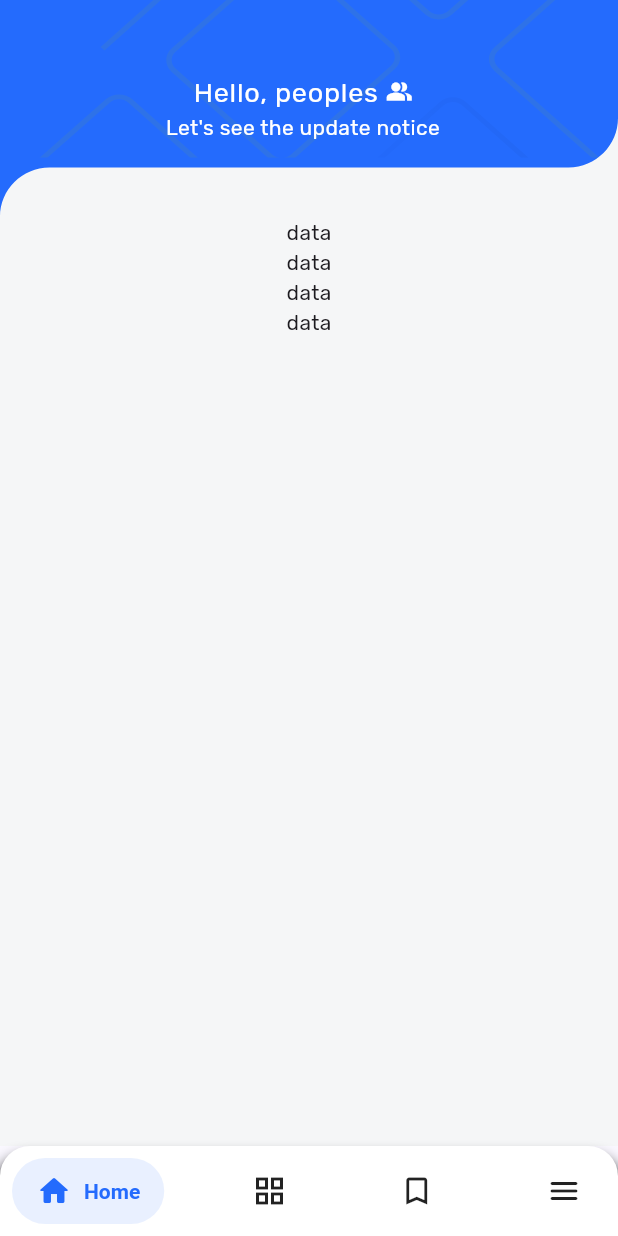
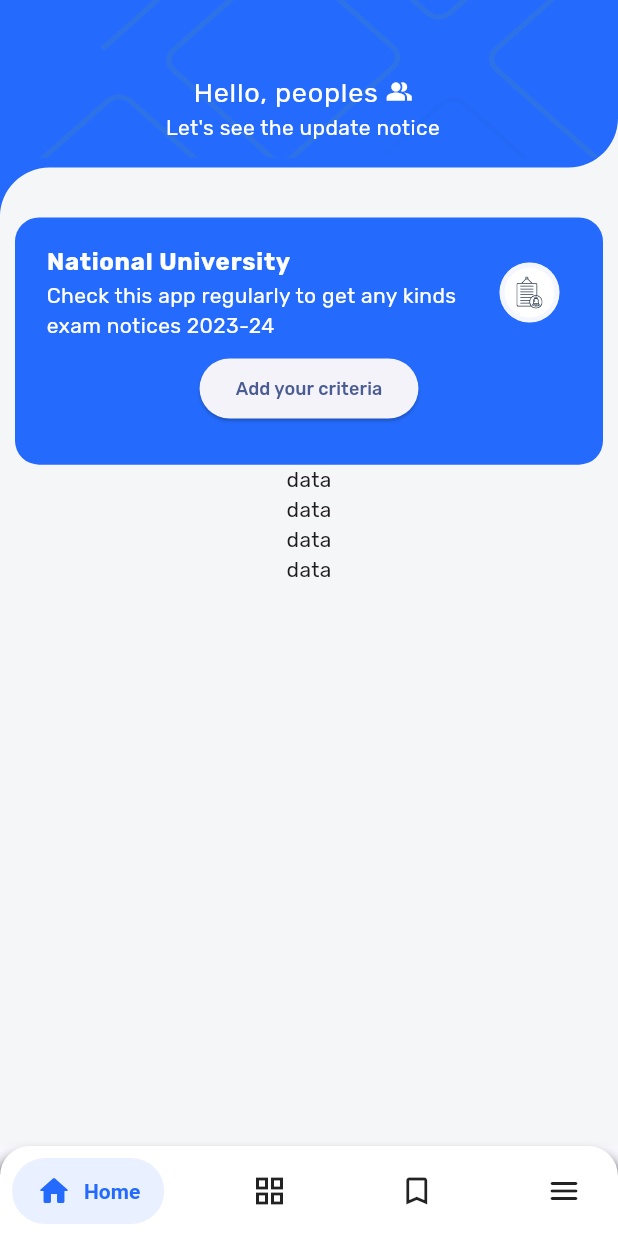
Before and after one commit to aacfahim/notice-board, a Flutter app: the screen it shows after launch, on a phone screen of 412 x 824 dp. Run offline on Flutter 3.47's test engine with Material 3 defaults, Android fonts, the phone set to English and light mode, and no system bars; drawn by our look-alikes of salomon_bottom_bar; our stand-ins replace flutter_svg, google_fonts.

Commit message:
criteria bar widget

```diff
--- a/lib/features/home/ui/home.dart
+++ b/lib/features/home/ui/home.dart
@@ -1,5 +1,9 @@
 import 'package:flutter/material.dart';
+import 'package:flutter_svg/flutter_svg.dart';
+import 'package:notice_board/features/home/ui/widgets/criteria_widget.dart';
 import 'package:notice_board/features/home/ui/widgets/home_appbar.dart';
+
+import '../../../utils/const.dart';
 
 class Home extends StatefulWidget {
   const Home({super.key});
@@ -11,18 +15,41 @@ class Home extends StatefulWidget {
 class _HomeState extends State<Home> {
   @override
   Widget build(BuildContext context) {
+    double height = MediaQuery.of(context).size.height;
+
     return Scaffold(
       extendBody: true,
       backgroundColor: Color(0xffF5F6F7),
-      body: Column(
+      body: SingleChildScrollView(
+        child: Column(
           children: [
             HomeAppBar(subtitle: "Let's see the update notice"),
+            Container(
+              padding: const EdgeInsets.symmetric(horizontal: 10),
+              child: Column(
+                //shrinkWrap: true,
+                children: [
+                  Container(
+                    padding:
+                        const EdgeInsets.symmetric(vertical: 10, horizontal: 5),
+                    height: height * 0.20,
+                    width: double.infinity,
+                    decoration: BoxDecoration(
+                      color: PRIMARY_COLOR,
+                      borderRadius: BorderRadius.circular(16),
+                    ),
+                    child: CriteriaWidget(),
+                  ),
                   Text("data"),
                   Text("data"),
                   Text("data"),
                   Text("data"),
                 ],
               ),
+            ),
+          ],
+        ),
+      ),
     );
   }
 }
--- /dev/null
+++ b/lib/features/home/ui/widgets/criteria_widget.dart
@@ -0,0 +1,35 @@
+import 'package:flutter/material.dart';
+import 'package:flutter_svg/flutter_svg.dart';
+
+class CriteriaWidget extends StatelessWidget {
+  const CriteriaWidget({
+    super.key,
+  });
+
+  @override
+  Widget build(BuildContext context) {
+    return Column(
+      children: [
+        ListTile(
+            title: Text("National University",
+                style: TextStyle(
+                    color: Colors.white, fontWeight: FontWeight.bold)),
+            subtitle: const Text(
+                "Check this app regularly to get any kinds exam notices 2023-24",
+                style: TextStyle(color: Colors.white)),
+            trailing: CircleAvatar(
+              child: SvgPicture.asset(
+                "assets/board_bell_icon.svg",
+                fit: BoxFit.cover,
+              ),
+            )),
+        ElevatedButton(
+            onPressed: () {},
+            child: Text(
+              "Add your criteria",
+              style: TextStyle(fontSize: 12),
+            ))
+      ],
+    );
+  }
+}
```
Also changed, not shown: assets/board_bell_icon.svg (added). Lines whose indentation alone changed are shown as unchanged.
